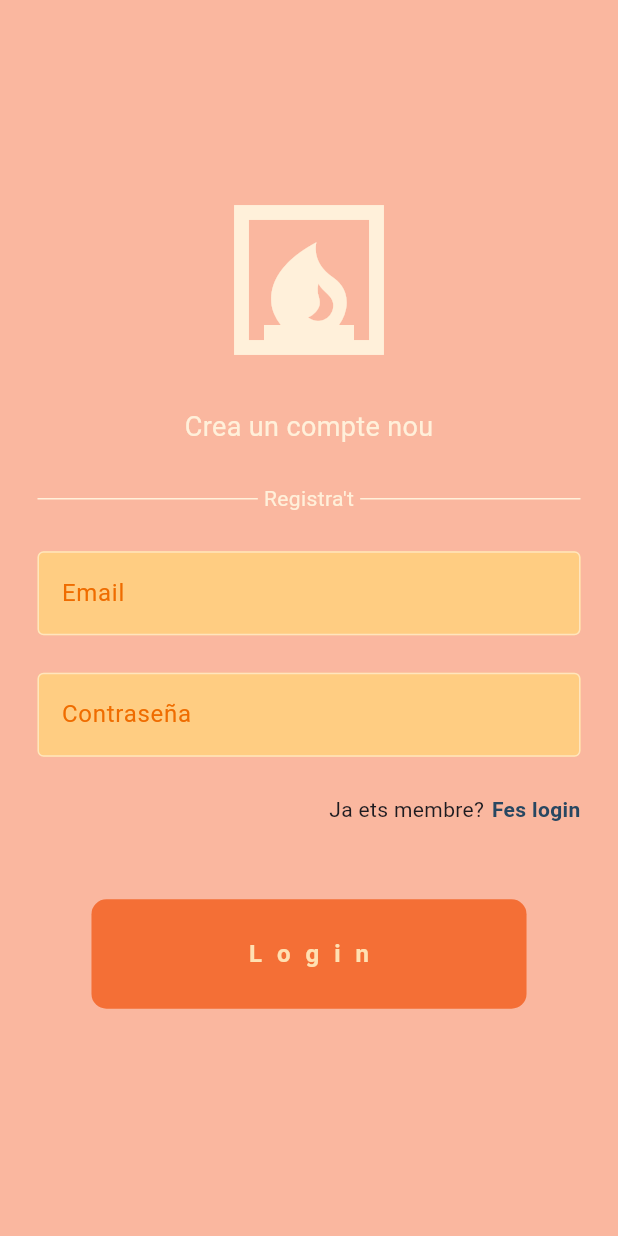
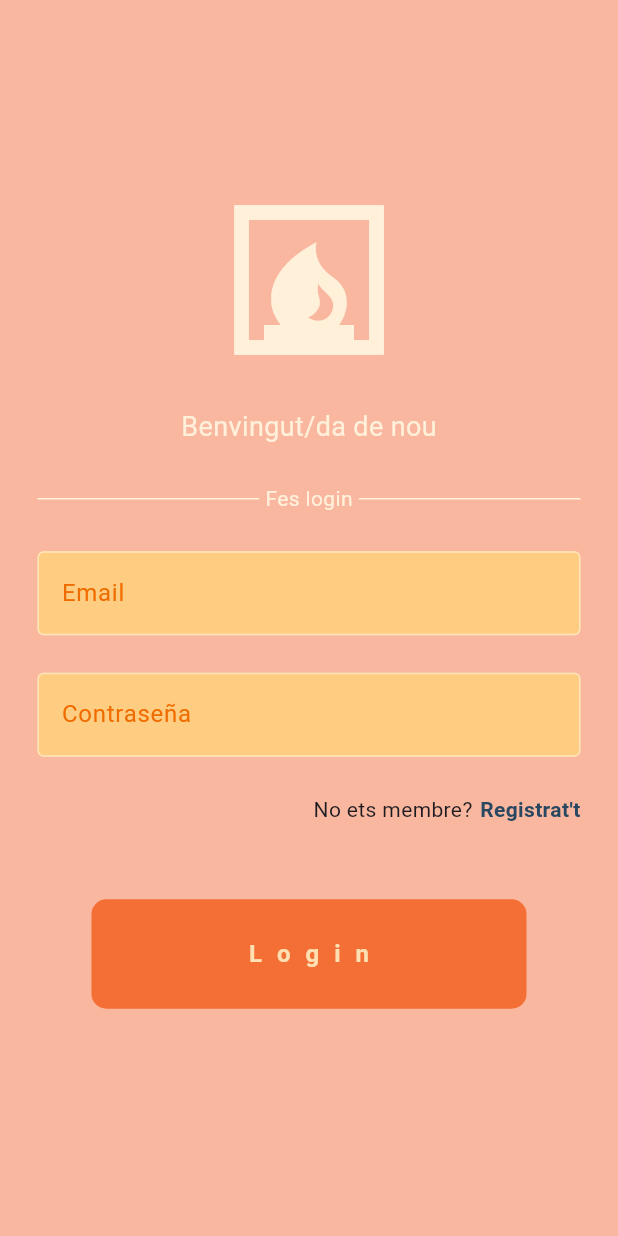
Before and after one commit to codingwithanas/flutter_firebase_2324, a Flutter app: the screen it shows after launch, on a phone screen of 412 x 824 dp. Run offline on Flutter 3.47's test engine with Material 3 defaults, Android fonts, the phone set to English and light mode, and no system bars; our stand-ins replace firebase_core; accounts and stored records are empty.

```diff
--- /dev/null
+++ b/lib/auth/login_o_registre.dart
@@ -0,0 +1,30 @@
+import 'package:flutter/material.dart';
+import 'package:flutter_firebase_2324/pagines/pagina_login.dart';
+import 'package:flutter_firebase_2324/pagines/pagina_registre.dart';
+
+class LoginORegistre extends StatefulWidget {
+  const LoginORegistre({super.key});
+
+  @override
+  State<LoginORegistre> createState() => _LoginORegistreState();
+}
+
+class _LoginORegistreState extends State<LoginORegistre> {
+
+  bool mostraPaginaLogin = true;
+
+  void intercanviarPaginesLoginRegistre() {
+    setState(() {
+      mostraPaginaLogin = !mostraPaginaLogin;
+    });
+  }
+
+  @override
+  Widget build(BuildContext context) {
+    if (mostraPaginaLogin) {
+      return PaginaLogin(alFerClic: intercanviarPaginesLoginRegistre,);
+    } else {
+      return PaginaRegistre(alFerClic: intercanviarPaginesLoginRegistre,);
+    }
+  }
+}
--- a/lib/components/boto_auth.dart
+++ b/lib/components/boto_auth.dart
@@ -24,7 +24,7 @@ class BotoAuth extends StatelessWidget {
         padding: const EdgeInsets.symmetric(horizontal: 100, vertical: 25),
         margin: const EdgeInsets.all(25),
         child: Text(
-          "Login",
+          text,
           style: TextStyle(
             color: Colors.orange[100],
             fontWeight: FontWeight.bold,
--- a/lib/main.dart
+++ b/lib/main.dart
@@ -1,8 +1,7 @@
 import 'package:flutter/material.dart';
+import 'package:flutter_firebase_2324/auth/login_o_registre.dart';
 import 'package:flutter_firebase_2324/firebase_options.dart';
-import 'package:flutter_firebase_2324/pagines/pagina_login.dart';
 import 'package:firebase_core/firebase_core.dart';
-import 'package:flutter_firebase_2324/pagines/pagina_registre.dart';
 
 void main() async {
   WidgetsFlutterBinding.ensureInitialized();
@@ -20,7 +19,7 @@ class MainApp extends StatelessWidget {
   Widget build(BuildContext context) {
     return const MaterialApp(
       debugShowCheckedModeBanner: false,
-      home: PaginaRegistre(),
+      home: LoginORegistre(),
     );
   }
 }
--- a/lib/pagines/pagina_login.dart
+++ b/lib/pagines/pagina_login.dart
@@ -3,7 +3,9 @@ import 'package:flutter_firebase_2324/components/boto_auth.dart';
 import 'package:flutter_firebase_2324/components/textfield_auth.dart';
 
 class PaginaLogin extends StatefulWidget {
-  const PaginaLogin({super.key});
+  final void Function() alFerClic;
+
+  const PaginaLogin({super.key, required this.alFerClic});
 
   @override
   State<PaginaLogin> createState() => _PaginaLoginState();
@@ -13,9 +15,7 @@ class _PaginaLoginState extends State<PaginaLogin> {
   final TextEditingController controllerEmail = TextEditingController();
   final TextEditingController controllerPassword = TextEditingController();
 
-  void ferLogin() {
-
-  }
+  void ferLogin() {}
 
   @override
   Widget build(BuildContext context) {
@@ -122,7 +122,7 @@ class _PaginaLoginState extends State<PaginaLogin> {
                         width: 5,
                       ),
                       GestureDetector(
-                        onTap: () {},
+                        onTap: widget.alFerClic,
                         child: const Text(
                           "Registrat't",
                           style: TextStyle(
```
Also changed, not shown: lib/pagines/pagina_registre.dart (+7 -6 lines).
